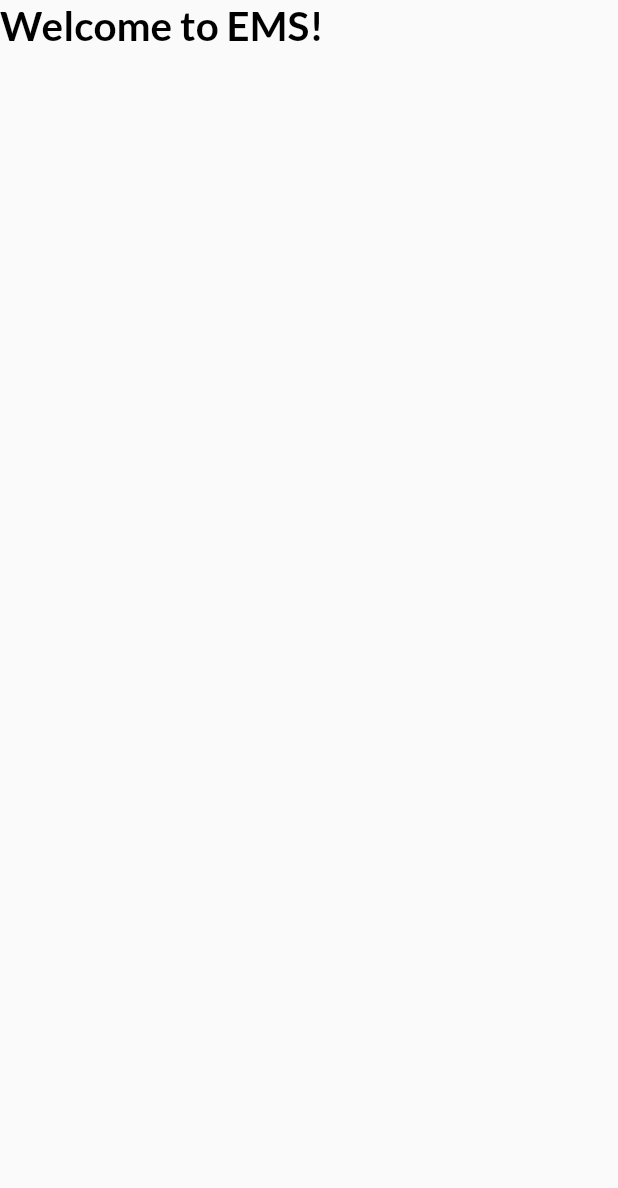
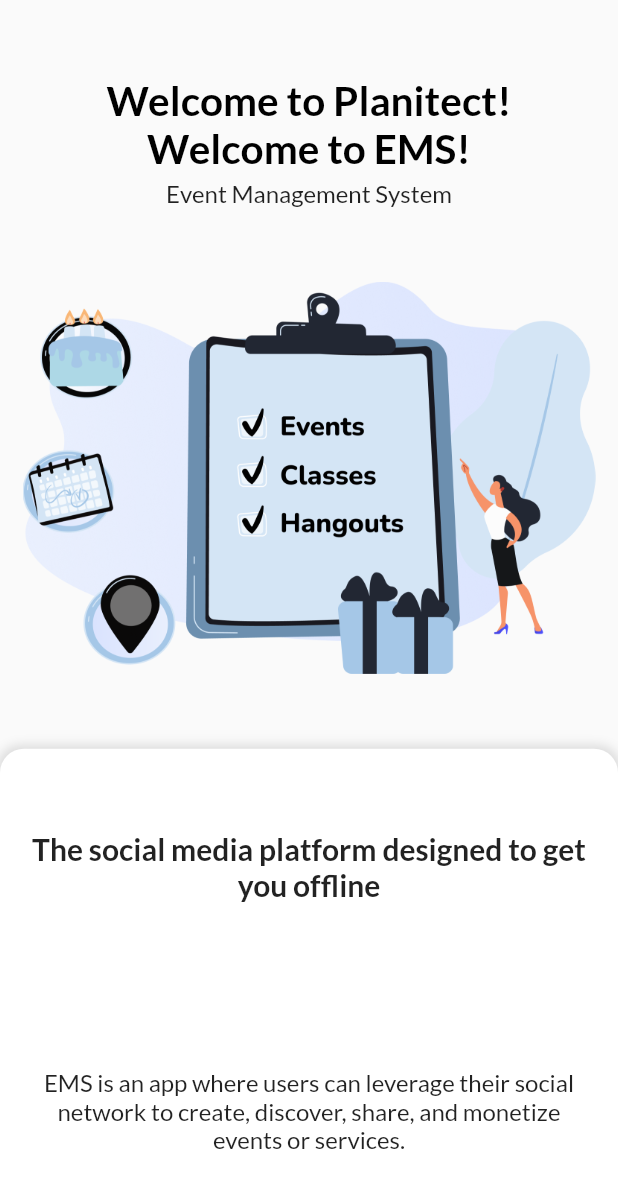
Before and after one commit to vanthuynh/planitect, a Flutter app: the screen it shows after launch, on a phone screen of 412 x 824 dp. Shown: the top 1188 px of the screen. Run offline on Flutter 3.47's test engine with Material 2 defaults, Android fonts, the light colour scheme and no system bars; our stand-ins replace google_fonts.

Commit message:
add UI details for onboarding screen

```diff
--- a/lib/views/onboarding_screen.dart
+++ b/lib/views/onboarding_screen.dart
@@ -5,15 +5,98 @@ class OnBoardingScreen extends StatelessWidget {
   @override
   Widget build(BuildContext) {
     return SafeArea(child: Scaffold(
-      body: Column(
+      body: Container(
+        width: double.infinity,
+        child: Column(
+          mainAxisAlignment: MainAxisAlignment.start,
+          crossAxisAlignment: CrossAxisAlignment.center,
+
           children: [
+            SizedBox(
+              height: 50,
+            ),
+            Text("Welcome to Planitect!",style: TextStyle(
+              color: Colors.black,
+              fontSize: 27,
+              fontWeight: FontWeight.w700,
+
+            ),),
             Text("Welcome to EMS!",style: TextStyle(
               color: Colors.black,
               fontSize: 27,
               fontWeight: FontWeight.w700,
+            ),),
 
-          ),)
+            SizedBox(
+              height: 5,
+            ),
+
+            Text("Event Management System",style: TextStyle(fontSize: 16),),
+
+            SizedBox(
+              height: 50,
+            ),
+
+            Padding(
+              padding: EdgeInsets.only(left: 15,right: 15),
+              child: Image.asset('assets/onboardIcon.png'),
+            ),
+
+            SizedBox(
+              height: 50,
+            ),
+
+
+            Expanded(
+              child: Container(
+                width: double.infinity,
+
+                decoration: BoxDecoration(
+                    color: Colors.white,
+                    boxShadow: [
+                      BoxShadow(
+                          color: Colors.black12,
+                          blurRadius: 5,
+                          spreadRadius: 2
+                      )
                     ],
+                    borderRadius: BorderRadius.only(topRight: Radius.circular(16),topLeft: Radius.circular(16))
+                ),
+                child: Column(
+                  mainAxisAlignment: MainAxisAlignment.spaceAround,
+                  children: [
+
+
+
+                    Padding(
+                      padding: EdgeInsets.only(left: 15,right: 15),
+                      child: Text("The social media platform designed to get you offline",
+                        textAlign: TextAlign.center,
+                        style: TextStyle(
+                            fontSize: 20,
+                            fontWeight: FontWeight.w600
+                        ),),
+                    ),
+
+
+
+                    Padding(
+                      padding: EdgeInsets.only(left: 15,right: 15),
+                      child: Text("EMS is an app where users can leverage their social network to create, discover, share, and monetize events or services.",
+                        textAlign: TextAlign.center,
+                        style: TextStyle(
+                          fontSize: 16,
+                          fontWeight: FontWeight.normal,
+
+                        ),),
+                    ),
+
+                  ],
+                ),
+              ),
+            ),
+          ],
+        )
       ),
     ));
   }
```
Lines whose indentation alone changed are shown as unchanged.
